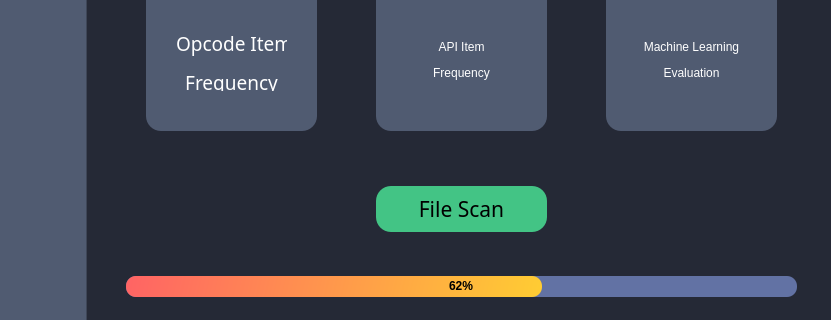
Before: the Qt Designer form GUI/GUI.ui in not4dog/Cerber-Type-Ransomware-Detection, drawn with Qt 5; both pictures show x 144 to 975 and y 284 to 604 of the 975 by 604 pixel window.
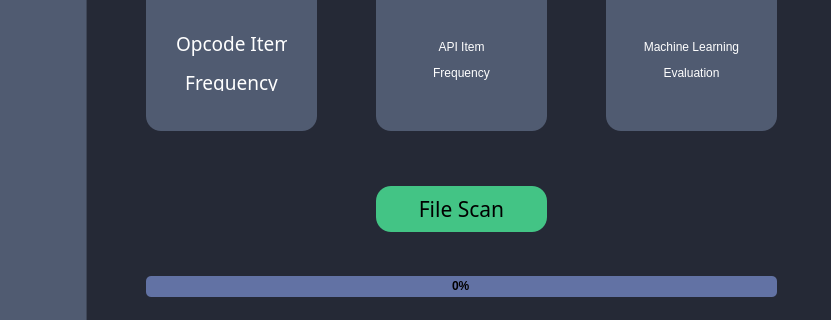
After: the same form once the commit is applied. Icons and pictures are not drawn.

Commit message: ProgressBar 동작, Alert 추가

```diff
--- a/GUI/GUI.ui
+++ b/GUI/GUI.ui
@@ -880,9 +880,9 @@
    <widget class="QProgressBar" name="progressBar">
     <property name="geometry">
      <rect>
-      <x>270</x>
+      <x>290</x>
       <y>560</y>
-      <width>671</width>
+      <width>631</width>
       <height>21</height>
      </rect>
     </property>
@@ -891,18 +891,18 @@
     background-color: rgb(98, 114, 164);
     color:rgb(000,000,000);
     border-style: none;
-    border-bottom-right-radius: 10px;
-    border-bottom-left-radius: 10px;
-    border-top-right-radius: 10px;
-    border-top-left-radius: 10px;
+    border-bottom-right-radius: 5px;
+    border-bottom-left-radius: 5px;
+    border-top-right-radius: 5px;
+    border-top-left-radius: 5px;
     text-align: center;
-font-weight: bold
+    font-weight: bold;
 }
 QProgressBar::chunk{
- border-bottom-right-radius: 10px;
- border-bottom-left-radius: 10px;
-border-top-right-radius: 10px;
-border-top-left-radius: 10px;
+ border-bottom-right-radius: 5px;
+ border-bottom-left-radius: 5px;
+border-top-right-radius: 5px;
+border-top-left-radius: 5px;
 background-color: qlineargradient(spread:pad, x1:0, y1:0.511364, x2:1, y2:0.523, stop:0 rgba(255, 100, 100, 255), stop:1 rgba(255, 204, 051, 255));
 }</string>
     </property>
@@ -910,7 +910,7 @@
      <number>100</number>
     </property>
     <property name="value">
-     <number>62</number>
+     <number>0</number>
     </property>
     <property name="textVisible">
      <bool>true</bool>
```
The commit also changes 1 other file.
